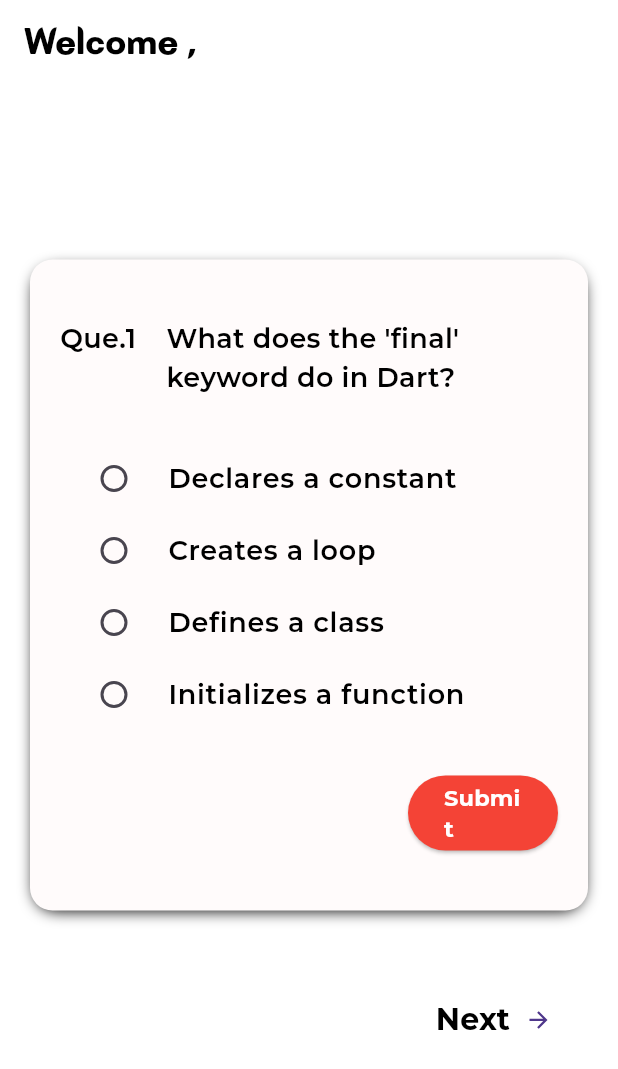
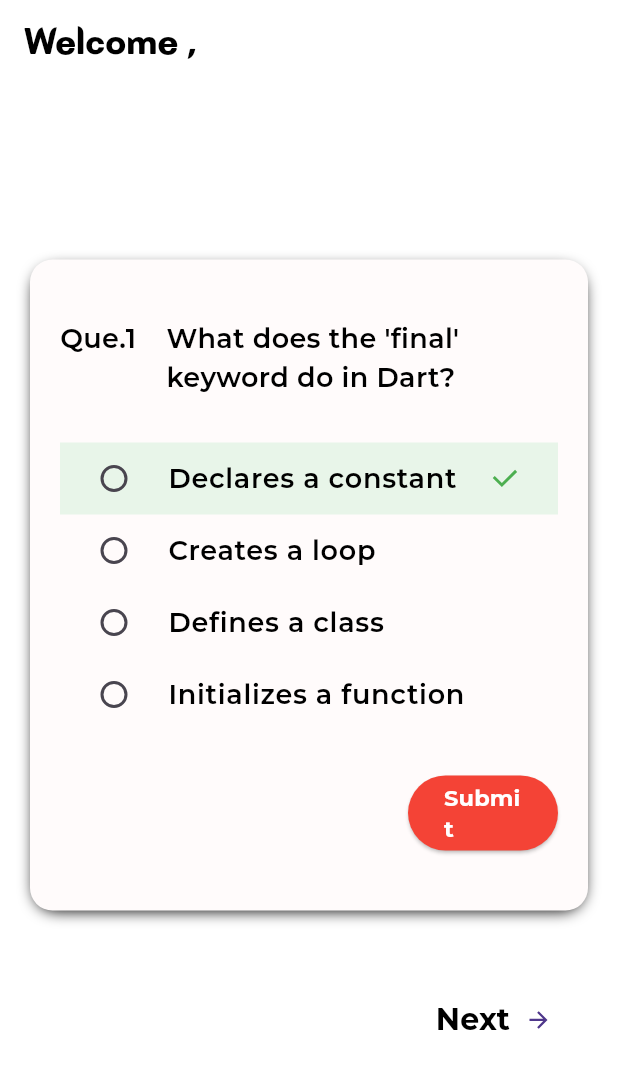
Before and after one commit to ravitej2005/Flutter_Projects, a Flutter app: the quiz screen opened directly with empty values, after a tap on "Submit", on a phone screen of 412 x 824 dp. Shown: the top 1069 px of the screen. Run offline on Flutter 3.47's test engine with Material 3 defaults, Android fonts, the phone set to English and light mode, and no system bars; our stand-ins replace remixicon.

Commit message:
Quiz Application

```diff
--- a/quiz_application/lib/main.dart
+++ b/quiz_application/lib/main.dart
@@ -14,6 +14,7 @@ class MainApp extends StatelessWidget {
     dummyQuestions.forEach((Question) {
       Question.isSubmitted = false;
     });
+
     return MaterialApp(
       home: home(),
     );
--- a/quiz_application/lib/question_screen.dart
+++ b/quiz_application/lib/question_screen.dart
@@ -1,13 +1,16 @@
 import 'package:flutter/material.dart';
+import 'package:remixicon/remixicon.dart';
 
 class question_screen extends StatefulWidget {
   final questionObj;
   final questionIndex;
   final updateSubmitState;
+  final updateCorrectCount;
   const question_screen(
       {required this.questionObj,
       required this.questionIndex,
       required this.updateSubmitState,
+      required this.updateCorrectCount,
       super.key});
 
   @override
@@ -16,10 +19,74 @@ class question_screen extends StatefulWidget {
 
 // bool isSelected = false;
 var selectedOption = null;
+var correctAnsCount = 0;
 
 class _question_screenState extends State<question_screen> {
+  Color? giveTitleColor(int index) {
+    if (widget.questionObj.isSubmitted == true) {
+      if (selectedOption == widget.questionObj.correctOptionIndex) {
+        if (index == selectedOption) {
+          return Colors.green[50];
+        } else {
+          return null;
+        }
+      } else {
+        if (index == selectedOption) {
+          return Colors.red[100];
+        } else {
+          if (index == widget.questionObj.correctOptionIndex) {
+            return Colors.green[50];
+          } else {
+            return null;
+          }
+        }
+      }
+    }
+    return null;
+  }
+
+  Icon? giveSecondaryIcon(int index) {
+    if (widget.questionObj.isSubmitted == true) {
+      if (selectedOption == widget.questionObj.correctOptionIndex) {
+        if (index == selectedOption) {
+          return const Icon(
+            Remix.check_line,
+            color: Colors.green,
+            size: 23,
+          );
+        } else {
+          return null;
+        }
+      } else {
+        if (index == selectedOption) {
+          return const Icon(
+            Remix.close_fill,
+            color: Colors.red,
+            size: 23,
+          );
+        } else {
+          if (index == widget.questionObj.correctOptionIndex) {
+            return const Icon(
+              Remix.check_line,
+              color: Colors.green,
+              size: 23,
+            );
+          } else {
+            return null;
+          }
+        }
+      }
+    }
+    return null;
+  }
+
   @override
   Widget build(BuildContext context) {
+    if (selectedOption == widget.questionObj.correctOptionIndex) {
+      correctAnsCount++;
+      widget.updateCorrectCount(correctAnsCount);
+    }
+
     return Center(
       child: Container(
         decoration: const BoxDecoration(
@@ -76,15 +143,22 @@ class _question_screenState extends State<question_screen> {
                 itemCount: widget.questionObj.options.length,
                 shrinkWrap: true,
                 itemBuilder: (context, index) {
-                  return RadioListTile(
-                    activeColor: Colors.red,
+                  print("in listview builder $selectedOption");
+                  print("correct opt ${widget.questionObj.correctOptionIndex}");
+                  print("submit status ${widget.questionObj.isSubmitted}");
+                  print(
+                      "calculation ${(widget.questionObj.isSubmitted == true) && (selectedOption == widget.questionObj.correctOptionIndex)}");
+                  return Container(
+                    decoration: BoxDecoration(
+                      color: giveTitleColor(index),
+                    ),
+                    child: RadioListTile(
+                      selected: false,
+                      secondary: giveSecondaryIcon(index),
+                      // tileColor: Colors.white,
                       // materialTapTargetSize: MaterialTapTargetSize.padded,
-                    tileColor: widget.questionObj.isSubmitted &&
-                            index == widget.questionObj.correctOptionIndex
-                        ? Colors.green[500]
-                        : null,
                       dense: true,
-                    value: "${widget.questionObj.options[index]}",
+                      value: index,
                       groupValue: selectedOption,
                       onChanged: (selectedOpt) {
                         setState(() {
@@ -98,6 +172,7 @@ class _question_screenState extends State<question_screen> {
                           fontWeight: FontWeight.w600,
                           fontSize: 18,
                           color: Colors.black,
+                        ),
                       ),
                     ),
                   );
--- a/quiz_application/lib/quiz.dart
+++ b/quiz_application/lib/quiz.dart
@@ -9,6 +9,7 @@ class quiz extends StatefulWidget {
   TextEditingController nameController;
   bool quizCompleted = false;
   int index = 0;
+  int correctAnsCount = 0;
   quiz({required this.nameController, super.key});
 
   @override
@@ -23,6 +24,10 @@ class _quizState extends State<quiz> {
         widget.quizCompleted = true;
       }
     });
+  }
+
+  void updateCorrectCount(int correctAnsCount) {
+    widget.correctAnsCount = correctAnsCount;
   }
 
   @override
@@ -45,7 +50,7 @@ class _quizState extends State<quiz> {
                   } else if (widget.index == dummyQuestions.length - 1) {
                     Navigator.push(context,
                         MaterialPageRoute(builder: (context) {
-                      return score();
+                      return score(correctAnsCount: widget.correctAnsCount);
                     }));
                   }
                 },
@@ -92,6 +97,7 @@ class _quizState extends State<quiz> {
         questionObj: dummyQuestions[widget.index],
         questionIndex: widget.index,
         updateSubmitState: updateSubmitState,
+        updateCorrectCount: updateCorrectCount,
       ),
     );
   }
--- a/quiz_application/lib/score.dart
+++ b/quiz_application/lib/score.dart
@@ -4,7 +4,8 @@ import 'package:quiz_application/question.dart';
 import 'package:remixicon/remixicon.dart';
 
 class score extends StatelessWidget {
-  const score({super.key});
+  final correctAnsCount;
+  const score({this.correctAnsCount, super.key});
 
   @override
   Widget build(BuildContext context) {
@@ -56,9 +57,9 @@ class score extends StatelessWidget {
                   ),
                   width: 90,
                   height: 60,
-                  child: const Text(
-                    "Score :",
-                    style: TextStyle(
+                  child: Text(
+                    "$correctAnsCount",
+                    style: const TextStyle(
                       fontFamily: 'Montserrat',
                       fontWeight: FontWeight.w600,
                       fontSize: 15,
@@ -117,7 +118,7 @@ class score extends StatelessWidget {
             ElevatedButton(
               onPressed: () {
                 Navigator.push(context, MaterialPageRoute(builder: (context) {
-                  return MainApp();
+                  return const MainApp();
                 }));
               },
               style: ElevatedButton.styleFrom(
```
Lines whose indentation alone changed are shown as unchanged.
